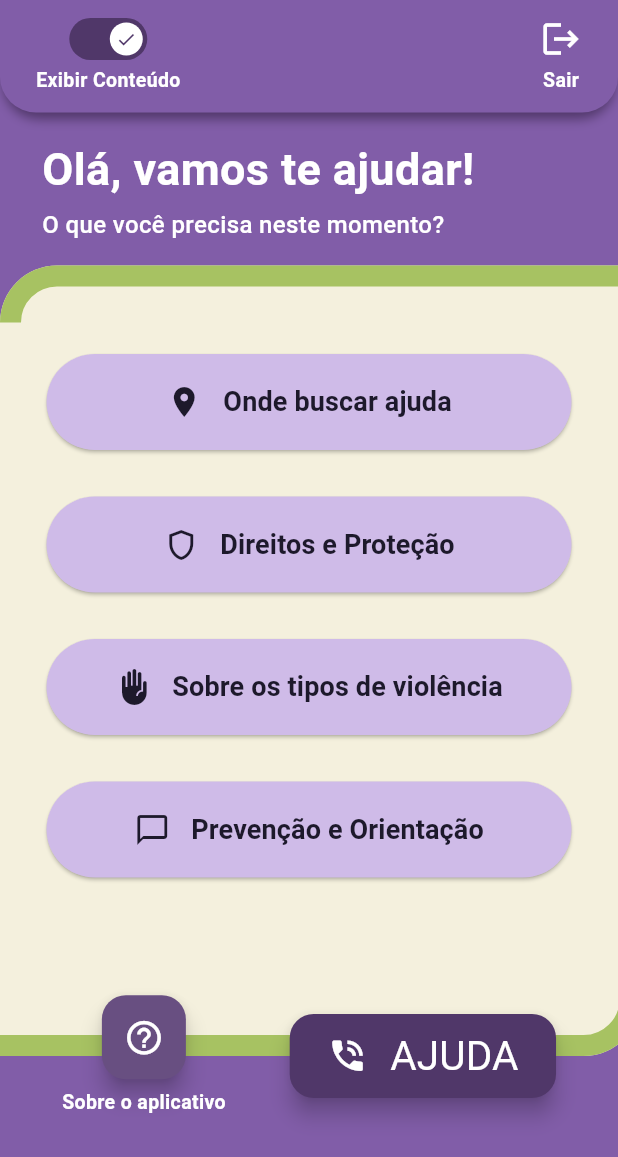
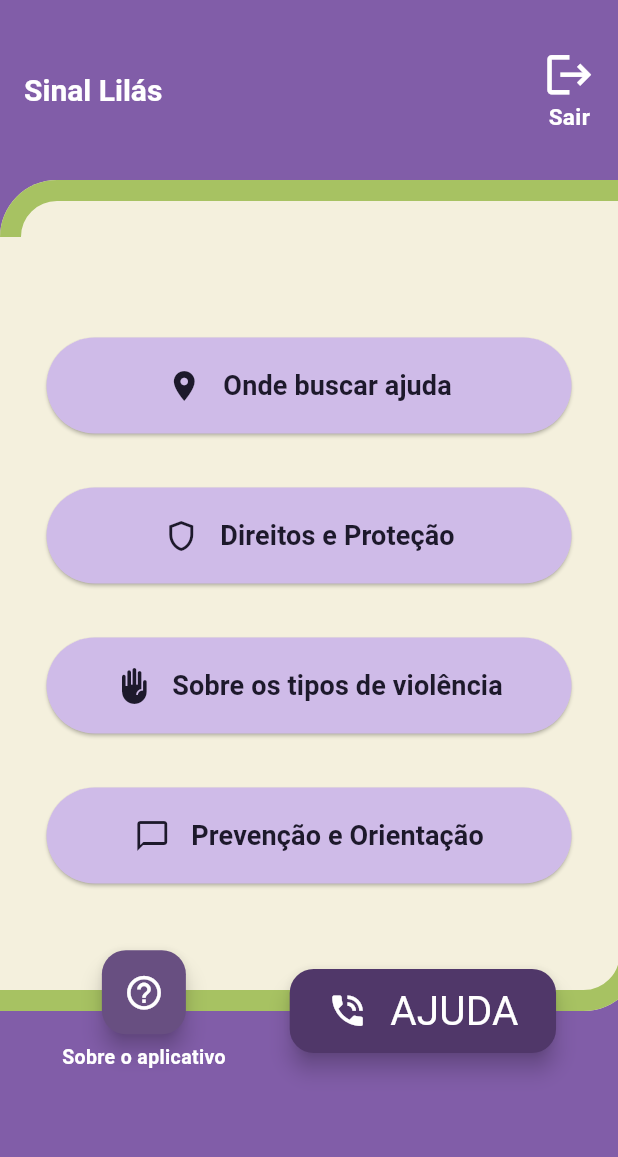
Before and after one commit to Alunewie/DefesaMulher, a Flutter app: the screen it shows after launch, on a phone screen of 412 x 824 dp. Shown: the top 1157 px of the screen. Run offline on Flutter 3.47's test engine with Material 3 defaults, Android fonts, the phone set to English and light mode, and no system bars.

Commit message:
feat: Reestruturando conteúdo das telas do aplicativo, mudando posição do título.

```diff
--- a/lib/custom_widgets/custom_scaffold.dart
+++ b/lib/custom_widgets/custom_scaffold.dart
@@ -9,8 +9,7 @@ class CustomScaffold extends StatelessWidget {
   final String? subtitulo;
   final List<Widget> conteudos;
   final bool isHome;
-  final bool isOculta;
-  final IconData? categoriaIcone;
+  final IconData? icone;
   final String? proximaRota;
   final String? textoVoltar;
   final VoidCallback? onVoltar;
@@ -22,8 +21,7 @@ class CustomScaffold extends StatelessWidget {
     this.titulo,
     this.subtitulo,
     this.isHome = false,
-    this.isOculta = false,
-    this.categoriaIcone,
+    this.icone,
     this.proximaRota,
     this.textoVoltar,
     this.onVoltar,
@@ -31,234 +29,95 @@ class CustomScaffold extends StatelessWidget {
   });
 
   void _abrirTelefone() async {
-    await launchUrl(Uri.parse('tel:190'));
+    await launchUrl(Uri.parse('tel:180'));
   }
 
   void _aoClicarSair(BuildContext context) {
-    if (onVoltar != null) {
-      onVoltar!();
-    } else if (Navigator.canPop(context)) {
-      Navigator.pop(context);
+    if (Navigator.canPop(context)) {
+      Navigator.popUntil(context, (route) => route.isFirst);
     } else {
       SystemNavigator.pop();
     }
-  }
-
-  void _toggleExibirConteudo(BuildContext context) {
-    if (isOculta) {
-      if (Navigator.canPop(context)) {
-        Navigator.pop(context);
-      } else {
-        Navigator.pushReplacementNamed(context, '/home');
-      }
-    } else {
-      NavigationService.navigateTo('/oculta');
-    }
-  }
-
-  Widget _buildSwitch() {
-    final bool ativo = !isOculta;
-
-    return Container(
-      width: 52,
-      height: 28,
-      padding: const EdgeInsets.all(3),
-      decoration: BoxDecoration(
-        color: ativo
-            ? const Color(0xFF503769)
-            : const Color(0xFF6E4C91).withOpacity(0.6),
-        borderRadius: BorderRadius.circular(14),
-      ),
-      child: AnimatedAlign(
-        duration: const Duration(milliseconds: 200),
-        alignment: ativo ? Alignment.centerRight : Alignment.centerLeft,
-        child: Container(
-          width: 22,
-          height: 22,
-          decoration: const BoxDecoration(
-            color: Colors.white,
-            shape: BoxShape.circle,
-          ),
-          child: ativo
-              ? const Icon(
-                  Icons.check,
-                  size: 14,
-                  color: Color(0xFF503769),
-                )
-              : null,
-        ),
-      ),
-    );
-  }
-
-  Widget _buildTopBar(BuildContext context) {
-    return Container(
-      width: double.infinity,
-      padding: const EdgeInsets.symmetric(horizontal: 24, vertical: 12),
-      decoration: const BoxDecoration(
-        color: Color(0xFF815DA8),
-        borderRadius: BorderRadius.vertical(
-          bottom: Radius.circular(24),
-        ),
-        boxShadow: [
-          BoxShadow(
-            color:  Color(0xFF503769),
-            blurRadius: 6,
-            spreadRadius: -2,
-            offset: Offset(0, 6),
-          ),
-        ],
-      ),
-      child: Row(
-        mainAxisAlignment: MainAxisAlignment.spaceBetween,
-        crossAxisAlignment: CrossAxisAlignment.center,
-        children: [
-          GestureDetector(
-            behavior: HitTestBehavior.opaque,
-            onTap: () => _toggleExibirConteudo(context),
-            child: Column(
-              mainAxisSize: MainAxisSize.min,
-              crossAxisAlignment: CrossAxisAlignment.center,
-              children: [
-                _buildSwitch(),
-                const SizedBox(height: 4),
-                const Text(
-                  'Exibir Conteúdo',
-                  style: TextStyle(
-                    color: Colors.white,
-                    fontSize: 13,
-                    fontWeight: FontWeight.bold,
-                  ),
-                ),
-              ],
-            ),
-          ),
-          GestureDetector(
-            behavior: HitTestBehavior.opaque,
-            onTap: () => _aoClicarSair(context),
-            child: const Column(
-              mainAxisSize: MainAxisSize.min,
-              crossAxisAlignment: CrossAxisAlignment.center,
-              children: [
-                Icon(Icons.logout, size: 28, color: Colors.white),
-                SizedBox(height: 4),
-                Text(
-                  'Sair',
-                  style: TextStyle(
-                    color: Colors.white,
-                    fontSize: 13,
-                    fontWeight: FontWeight.bold,
-                  ),
-                ),
-              ],
-            ),
-          ),
-        ],
-      ),
-    );
-  }
-
-  Widget _buildHomeHeaderTitles() {
-    return Padding(
-      padding: const EdgeInsets.fromLTRB(28, 20, 28, 16),
-      child: Column(
-        crossAxisAlignment: CrossAxisAlignment.start,
-        children: [
-          Text(
-            titulo ?? 'Olá, vamos te ajudar!',
-            style: const TextStyle(
-              color: Colors.white,
-              fontSize: 30,
-              fontWeight: FontWeight.bold,
-              height: 1.15,
-            ),
-          ),
-          if (subtitulo != null && subtitulo!.isNotEmpty) ...[
-            const SizedBox(height: 8),
-            Text(
-              subtitulo!,
-              style: const TextStyle(
-                color: Colors.white,
-                fontSize: 16,
-                fontWeight: FontWeight.w500,
-              ),
-            ),
-          ],
-        ],
-      ),
-    );
   }
 
   @override
   Widget build(BuildContext context) {
     return Scaffold(
       backgroundColor: const Color.fromRGBO(129, 93, 168, 1),
-      body: SafeArea(
-        bottom: false,
-        child: Column(
-          crossAxisAlignment: CrossAxisAlignment.stretch,
-          children: [
-            _buildTopBar(context),
-            if (isHome) _buildHomeHeaderTitles() else const Padding(padding: EdgeInsets.fromLTRB(28, 20, 28, 16)),
-            Expanded(
-              child: CustomPaint(
-                painter: const CurvedBorderPainter(),
-                child: SingleChildScrollView(
-                  padding: const EdgeInsets.symmetric(
-                      vertical: 24, horizontal: 16),
-                  child: Column(
-                    spacing: espacamento ?? 15,
+      appBar: AppBar(
+        toolbarHeight: 120,
+        automaticallyImplyLeading: false,
+        leading: Navigator.canPop(context)
+            ? IconButton(
+          icon: const Icon(Icons.arrow_back,
+              color: Colors.white, size: 28),
+          onPressed: () => onVoltar != null ? onVoltar!() : _aoClicarSair(context),
+        )
+            : null,
+        backgroundColor: const Color.fromRGBO(129, 93, 168, 1),
+        title:
+            Text(!isHome ? 'Voltar' : 'Sinal Lilás',
+              style: const TextStyle(
+                  color: Colors.white,
+                  fontSize: 20,
+                  fontWeight: FontWeight.bold),
+            ),
+        actions: [
+          Padding(
+            padding: const EdgeInsets.only(right: 15),
+            child: GestureDetector(
+              onTap: () {
+                if (Navigator.canPop(context)) {
+                  Navigator.pop(context);
+                }
+              },
+              child: const Column(
                 mainAxisAlignment: MainAxisAlignment.center,
                 crossAxisAlignment: CrossAxisAlignment.center,
                 children: [
-                      if (!isHome) ...[
-                        if (textoVoltar != null)
-                          Align(
-                            alignment: Alignment.centerLeft,
-                            child: TextButton.icon(
-                              onPressed: onVoltar ?? () => Navigator.pop(context),
-                              icon: const Icon(Icons.arrow_back,
-                                  color: Color(0xFF503769)),
-                              label: Text(
-                                textoVoltar!,
+                  Icon(Icons.logout, size: 35, color: Colors.white),
+                  Text(
+                    'Sair',
+                    style: TextStyle(
+                        color: Colors.white,
+                        fontSize: 15,
+                        fontWeight: FontWeight.bold),
+                  )
+                ],
+              ),
+            ),
+          )
+        ],
+      ),
+      body: SizedBox.expand(
+        child: CustomPaint(
+          painter: const CurvedBorderPainter(),
+          child: Center(
+            child: Column(
+              spacing: espacamento ?? 20,
+              mainAxisAlignment: MainAxisAlignment.center,
+              children:[
+               !isHome ? Column(
+                  mainAxisAlignment: MainAxisAlignment.start,
+                  crossAxisAlignment: CrossAxisAlignment.center,
+                  children: [
+                    icone != null ? Icon(icone!, color: const Color.fromRGBO(75, 88, 69, 1), size: 25) : Container(),
+                    Text(
+                      titulo ?? '',
                       style: const TextStyle(
-                                  color: Color(0xFF503769),
-                                  fontWeight: FontWeight.bold,
-                                  fontSize: 15,
+                          color: Color.fromRGBO(75, 88, 69, 1),
+                          fontSize: 25,
+                          fontWeight: FontWeight.bold),
+                    ),
+                  ],
+                ) : Container(),
+                ...conteudos],
             ),
           ),
         ),
       ),
-                        if (categoriaIcone != null) ...[
-                          Icon(
-                            categoriaIcone,
-                            size: 38,
-                            color: const Color(0xFF3B334C),
-                          ),
-                        ],
-                        if (titulo != null && titulo!.isNotEmpty) ...[
-                          Text(
-                            titulo!,
-                            textAlign: TextAlign.center,
-                            style: const TextStyle(
-                              color: Color(0xFF3B334C),
-                              fontSize: 26,
-                              fontWeight: FontWeight.bold,
-                            ),
-                          ),
-                        ],
-                      ],
-                      ...conteudos,
-                    ],
-                  ),
-                ),
-              ),
-            ),
-          ],
-        ),
-      ),
       bottomNavigationBar: Container(
-        height: 120,
+        height: 150,
         color: const Color.fromRGBO(129, 93, 168, 1),
       ),
       floatingActionButtonLocation: FloatingActionButtonLocation.centerDocked,
@@ -319,8 +178,6 @@ class CustomScaffold extends StatelessWidget {
           ],
         ),
       )
-          : (isOculta
-              ? null
           : FloatingActionButton.extended(
           backgroundColor: const Color.fromRGBO(80, 55, 105, 1),
           extendedPadding: const EdgeInsets.all(25),
@@ -339,7 +196,6 @@ class CustomScaffold extends StatelessWidget {
                     color: Colors.white),
               )
             ],
-                  ),
           )),
     );
   }
--- a/lib/custom_widgets/section_card.dart
+++ b/lib/custom_widgets/section_card.dart
@@ -32,15 +32,18 @@ class SectionCard extends StatelessWidget {
 
   @override
   Widget build(BuildContext context) {
+    final double alturaTela = MediaQuery.sizeOf(context).height;
     final double larguraTela = MediaQuery.sizeOf(context).width;
     final double larguraCard = larguraTela > 400 ? 362 : larguraTela - 32;
 
     return Container(
       width: larguraCard,
+      height: alturaTela / 2,
       decoration: BoxDecoration(
         color: const Color(0xFFE2DDE8),
         borderRadius: BorderRadius.circular(24),
       ),
+      child: SingleChildScrollView(
         child: Column(
           crossAxisAlignment: CrossAxisAlignment.stretch,
           children: [
@@ -92,6 +95,7 @@ class SectionCard extends StatelessWidget {
             const SizedBox(height: 8),
           ],
         ),
+      ),
     );
   }
 
--- a/lib/screens/ajuda.dart
+++ b/lib/screens/ajuda.dart
@@ -9,7 +9,7 @@ class Ajuda extends StatelessWidget {
   Widget build(BuildContext context) {
     return const CustomScaffold(
       titulo: 'Onde Buscar Ajuda',
-      categoriaIcone: Icons.location_on,
+      icone: Icons.location_on,
       proximaRota: '/direito',
       conteudos: [
         SectionCard(
--- a/lib/screens/direito.dart
+++ b/lib/screens/direito.dart
@@ -9,7 +9,7 @@ class Direito extends StatelessWidget {
   Widget build(BuildContext context) {
     return const CustomScaffold(
       titulo: 'Direitos e Proteção',
-      categoriaIcone: Icons.shield_outlined,
+      icone: Icons.shield_outlined,
       proximaRota: '/tipo_violencia',
       conteudos: [
         SectionCard(
--- a/lib/screens/inicio.dart
+++ b/lib/screens/inicio.dart
@@ -52,7 +52,6 @@ class Inicio extends StatelessWidget {
       titulo: 'Olá, vamos te ajudar!',
       subtitulo: 'O que você precisa neste momento?',
       conteudos: [
-        const SizedBox(height: 12),
         _gerarBotaoTelaInicial(
           Icons.location_on,
           'Onde buscar ajuda',
--- a/lib/screens/oculta.dart
+++ b/lib/screens/oculta.dart
@@ -35,7 +35,6 @@ class TelaOculta extends StatelessWidget {
   @override
   Widget build(BuildContext context) {
     return CustomScaffold(
-      isOculta: true,
       espacamento: 0,
       conteudos: [
         LayoutBuilder(
--- a/lib/screens/prevencao.dart
+++ b/lib/screens/prevencao.dart
@@ -9,7 +9,7 @@ class Prevencao extends StatelessWidget {
   Widget build(BuildContext context) {
     return const CustomScaffold(
       titulo: 'Prevenção e Orientação',
-      categoriaIcone: Icons.chat_bubble_outline,
+      icone: Icons.chat_bubble_outline,
       conteudos: [
         SectionCard(
           itens: [
--- a/lib/screens/sobre.dart
+++ b/lib/screens/sobre.dart
@@ -60,7 +60,7 @@ class Sobre extends StatelessWidget {
 
     return CustomScaffold(
       titulo: 'Sobre o aplicativo',
-      categoriaIcone: Icons.help_outline,
+      icone: Icons.help_outline,
       conteudos: [
         Container(
           width: larguraCard,
--- a/lib/screens/tipo_violencia.dart
+++ b/lib/screens/tipo_violencia.dart
@@ -29,7 +29,7 @@ class _TipoViolenciaState extends State<TipoViolencia> {
 
     return CustomScaffold(
       titulo: 'Tipos de violência',
-      categoriaIcone: Icons.front_hand,
+      icone: Icons.front_hand,
       proximaRota: '/prevencao',
       conteudos: [
         _buildGridOpcoes(),
@@ -228,8 +228,6 @@ class _TipoViolenciaState extends State<TipoViolencia> {
           ),
         ),
 
-        const SizedBox(height: 14),
-
         SizedBox(
           width: larguraCard,
           child: Column(
```
Lines whose indentation alone changed are shown as unchanged.
